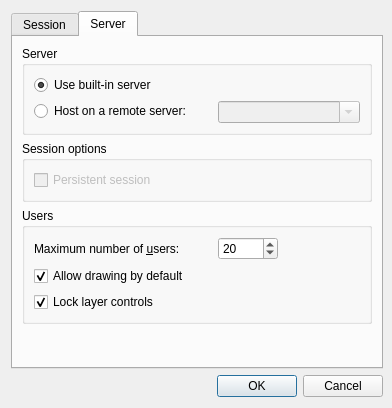
Above: src/client/ui/hostdialog.ui from drawpile/Drawpile before the change. Below: the same form after it.
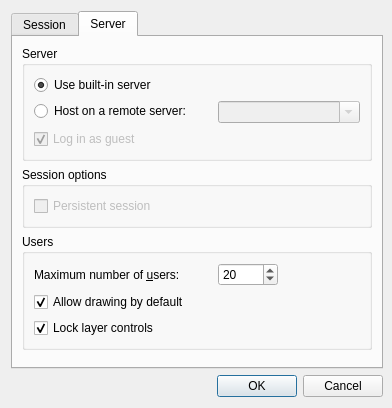
That is the form after the change. The open tabs and pages were chosen to show the change. Icons and pictures are not drawn. Custom widgets are drawn as their Qt base class.

What changed in the file:
```diff
--- a/src/client/ui/hostdialog.ui
+++ b/src/client/ui/hostdialog.ui
@@ -478,6 +478,19 @@
             </property>
            </widget>
           </item>
+          <item row="2" column="0" colspan="2">
+           <widget class="QCheckBox" name="guestlogin">
+            <property name="enabled">
+             <bool>false</bool>
+            </property>
+            <property name="text">
+             <string>Log in as guest</string>
+            </property>
+            <property name="checked">
+             <bool>true</bool>
+            </property>
+           </widget>
+          </item>
          </layout>
         </widget>
        </item>
```
Left out of the diff: 32 changed lines with no effect on the pictures.
